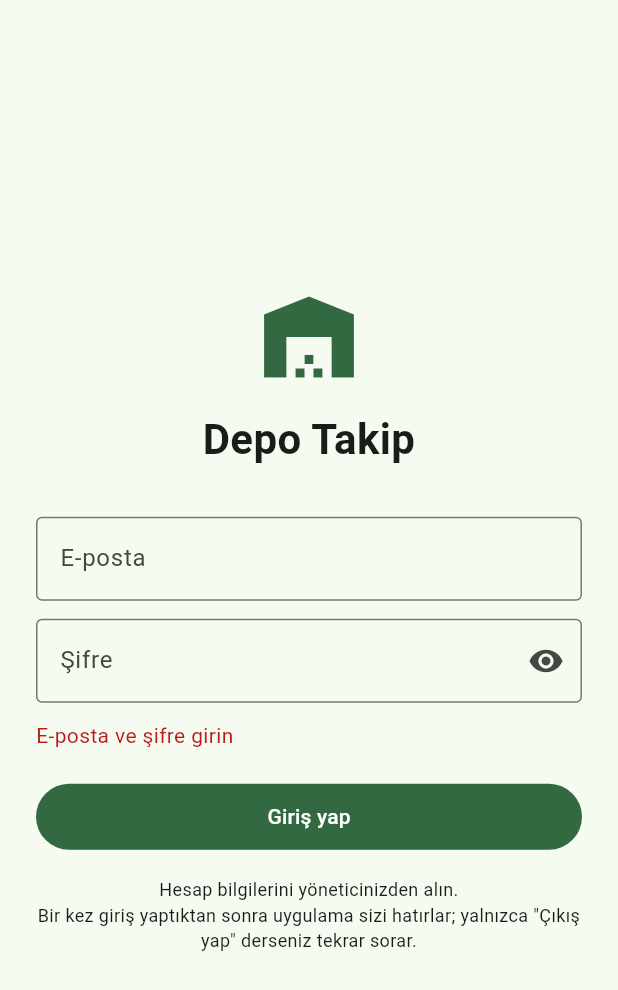
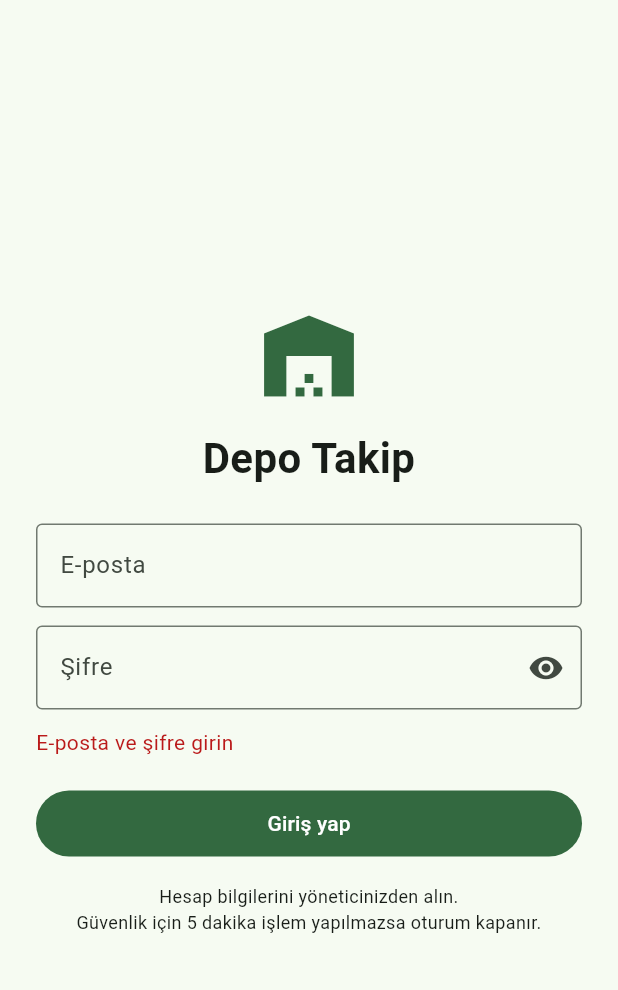
Before and after one commit to Seyfettin7910/DEPO-APP, a Flutter app: the screen it shows after launch, after a tap on "Giriş yap", on a phone screen of 412 x 824 dp. Shown: the top 990 px of the screen. Run offline on Flutter 3.47's test engine with Material 3 defaults, Android fonts, the phone set to English and light mode, and no system bars; our stand-ins replace audioplayers, connectivity_plus, flutter_riverpod, pdf, printing, share_plus and 5 more; missing offline and left inert: excel, mobile_scanner; accounts and stored records are empty.

Commit message:
5 dk hareketsizlikte oturumu kapat, alt menüye tek Çıkış düğmesi (1.9.0)
Co-Authored-By: Claude Opus 5.5 <noreply@anthropic.com>
Claude-Session: https://claude.ai/code/session_013wwrZpJ26x4AyMRRvWJ3zn

```diff
--- a/lib/main.dart
+++ b/lib/main.dart
@@ -5,6 +5,7 @@ import 'package:flutter_riverpod/flutter_riverpod.dart';
 
 import 'database/platform/db_fabrika.dart';
 
+import 'services/oturum_kilidi.dart';
 import 'services/supabase_service.dart';
 import 'screens/giris/auth_gate.dart';
 
@@ -41,6 +42,12 @@ class DepoApp extends StatelessWidget {
       theme: ThemeData(
         colorSchemeSeed: const Color(0xFF2E6F40),
         useMaterial3: true,
+      ),
+      // Her dokunuş "kullanıcı aktif" sayılır (5 dk hareketsizlik kilidi).
+      builder: (context, child) => Listener(
+        behavior: HitTestBehavior.translucent,
+        onPointerDown: (_) => OturumKilidi.instance.etkinlik(),
+        child: child,
       ),
       home: const BaslangicEkrani(),
     );
@@ -81,6 +88,8 @@ class _BaslangicEkraniState extends State<BaslangicEkrani> {
         onTimeout: () => throw TimeoutException(
             'Sunucu bağlantısı hazırlanırken 20 sn içinde yanıt gelmedi'),
       );
+
+      await OturumKilidi.instance.baslat();
 
       if (mounted) setState(() => _hazir = true);
     } catch (e, st) {
--- a/lib/screens/giris/auth_gate.dart
+++ b/lib/screens/giris/auth_gate.dart
@@ -5,6 +5,7 @@ import 'package:flutter_riverpod/flutter_riverpod.dart';
 import 'package:supabase_flutter/supabase_flutter.dart';
 
 import '../../providers/app_providers.dart';
+import '../../services/oturum_kilidi.dart';
 import '../../services/supabase_service.dart';
 import '../home_screen.dart';
 import 'giris_screen.dart';
@@ -59,6 +60,12 @@ class _AuthGateState extends ConsumerState<AuthGate> {
 
   @override
   Widget build(BuildContext context) {
-    return _oturum == null ? const GirisScreen() : const HomeScreen();
+    return ListenableBuilder(
+      listenable: OturumKilidi.instance,
+      builder: (context, _) =>
+          (_oturum == null || OturumKilidi.instance.kilitli)
+              ? const GirisScreen()
+              : const HomeScreen(),
+    );
   }
 }
--- a/lib/screens/giris/giris_screen.dart
+++ b/lib/screens/giris/giris_screen.dart
@@ -3,6 +3,7 @@ import 'package:flutter/services.dart';
 import 'package:shared_preferences/shared_preferences.dart';
 import 'package:supabase_flutter/supabase_flutter.dart';
 
+import '../../services/oturum_kilidi.dart';
 import '../../services/supabase_service.dart';
 
 /// E-posta + şifre ile giriş. Kullanıcılar Supabase panelinden
@@ -70,6 +71,7 @@ class _GirisScreenState extends State<GirisScreen> {
     });
     try {
       await SupabaseService.girisYap(email, sifre);
+      await OturumKilidi.instance.kilidiAc();
       await _emailiHatirla(email);
       // Telefona/tarayıcıya "şifreyi kaydet" teklifini göster.
       TextInput.finishAutofillContext();
@@ -83,7 +85,7 @@ class _GirisScreenState extends State<GirisScreen> {
               : 'Giriş yapılamadı: ${e.message}');
     } catch (_) {
       setState(() => _hata =
-          'Sunucuya ulaşılamadı. İlk giriş için internet bağlantısı gerekir.');
+          'Sunucuya ulaşılamadı. Giriş için internet bağlantısı gerekir.');
     } finally {
       if (mounted) setState(() => _yukleniyor = false);
     }
@@ -109,7 +111,23 @@ class _GirisScreenState extends State<GirisScreen> {
                       textAlign: TextAlign.center,
                       style:
                           TextStyle(fontSize: 28, fontWeight: FontWeight.bold)),
-                  const SizedBox(height: 32),
+                  const SizedBox(height: 24),
+                  if (OturumKilidi.instance.sonSebep != null)
+                    Container(
+                      margin: const EdgeInsets.only(bottom: 16),
+                      padding: const EdgeInsets.all(12),
+                      decoration: BoxDecoration(
+                        color: Theme.of(context).colorScheme.secondaryContainer,
+                        borderRadius: BorderRadius.circular(8),
+                      ),
+                      child: Row(
+                        children: [
+                          const Icon(Icons.lock_clock_outlined),
+                          const SizedBox(width: 8),
+                          Expanded(child: Text(OturumKilidi.instance.sonSebep!)),
+                        ],
+                      ),
+                    ),
                   AutofillGroup(
                     child: Column(
                       crossAxisAlignment: CrossAxisAlignment.stretch,
@@ -158,8 +176,7 @@ class _GirisScreenState extends State<GirisScreen> {
                   const SizedBox(height: 16),
                   const Text(
                     'Hesap bilgilerini yöneticinizden alın.\n'
-                    'Bir kez giriş yaptıktan sonra uygulama sizi hatırlar; '
-                    'yalnızca "Çıkış yap" derseniz tekrar sorar.',
+                    'Güvenlik için 5 dakika işlem yapılmazsa oturum kapanır.',
                     textAlign: TextAlign.center,
                     style: TextStyle(fontSize: 12),
                   ),
--- /dev/null
+++ b/lib/services/oturum_kilidi.dart
@@ -0,0 +1,132 @@
+import 'dart:async';
+
+import 'package:flutter/foundation.dart';
+import 'package:flutter/services.dart';
+import 'package:flutter/widgets.dart';
+import 'package:shared_preferences/shared_preferences.dart';
+
+import 'supabase_service.dart';
+
+/// Hareketsizlikte oturumu kapatır ve giriş ekranını gösterir.
+///
+/// - Uygulama açıkken [sure] boyunca dokunma/tuş yoksa oturum kapanır.
+/// - Uygulama arka planda/kapalıyken [sure] geçtiyse, dönüşte giriş istenir.
+/// - İnternet yokken de çalışır: ekran hemen kilitlenir, sunucudan çıkış
+///   bağlantı gelince denenir. (Tekrar giriş için internet gerekir.)
+class OturumKilidi extends ChangeNotifier with WidgetsBindingObserver {
+  OturumKilidi._();
+  static final OturumKilidi instance = OturumKilidi._();
+
+  /// Hareketsizlik süresi.
+  static const sure = Duration(minutes: 5);
+
+  static const _kilitAnahtari = 'oturum_kilitli';
+  static const _etkinlikAnahtari = 'son_etkinlik_ms';
+
+  bool _kilitli = false;
+  bool get kilitli => _kilitli;
+
+  /// Son kilitlenmenin nedeni (giriş ekranında bilgi olarak gösterilir).
+  String? sonSebep;
+
+  DateTime _sonEtkinlik = DateTime.now();
+  DateTime _sonKayit = DateTime.fromMillisecondsSinceEpoch(0);
+  Timer? _zamanlayici;
+  bool _basladi = false;
+
+  bool get _girisVar =>
+      SupabaseService.client.auth.currentSession != null && !_kilitli;
+
+  /// Açılışta bir kez çağrılır (Supabase hazırlandıktan sonra).
+  Future<void> baslat() async {
+    if (_basladi) return;
+    _basladi = true;
+    try {
+      final prefs = await SharedPreferences.getInstance();
+      _kilitli = prefs.getBool(_kilitAnahtari) ?? false;
+      final ms = prefs.getInt(_etkinlikAnahtari);
+      if (ms != null) _sonEtkinlik = DateTime.fromMillisecondsSinceEpoch(ms);
+    } catch (_) {}
+
+    // Uygulama kapalıyken süre dolduysa doğrudan giriş iste.
+    if (_girisVar && DateTime.now().difference(_sonEtkinlik) > sure) {
+      await kilitle(sebep: _zamanAsimiMesaji);
+    } else {
+      etkinlik();
+    }
+
+    WidgetsBinding.instance.addObserver(this);
+    HardwareKeyboard.instance.addHandler(_tusBasildi);
+    _zamanlayici =
+        Timer.periodic(const Duration(seconds: 15), (_) => _denetle());
+  }
+
+  static const _zamanAsimiMesaji =
+      '5 dakika işlem yapılmadığı için oturum kapandı. Tekrar giriş yapın.';
+
+  /// Kullanıcı ekrana dokunduğunda / tuşa bastığında çağrılır.
+  void etkinlik() {
+    if (_kilitli) return;
+    _sonEtkinlik = DateTime.now();
+    // Diske en fazla 20 sn'de bir yaz.
+    if (_sonEtkinlik.difference(_sonKayit) > const Duration(seconds: 20)) {
+      _sonKayit = _sonEtkinlik;
+      _kaydet();
+    }
+  }
+
+  bool _tusBasildi(KeyEvent e) {
+    etkinlik(); // USB barkod okuyucu da klavye gibi yazar
+    return false;
+  }
+
+  void _denetle() {
+    if (_girisVar && DateTime.now().difference(_sonEtkinlik) > sure) {
+      kilitle(sebep: _zamanAsimiMesaji);
+    }
+  }
+
+  @override
+  void didChangeAppLifecycleState(AppLifecycleState state) {
+    if (state == AppLifecycleState.resumed) {
+      _denetle();
+    } else if (state == AppLifecycleState.paused ||
+        state == AppLifecycleState.hidden) {
+      _sonKayit = _sonEtkinlik;
+      _kaydet();
+    }
+  }
+
+  /// Oturumu kapatır ve giriş ekranına döner. İnternet yoksa bile ekran
+  /// kilitlenir; sunucudaki oturum kapatma denemesi arka planda yapılır.
+  Future<void> kilitle({String? sebep}) async {
+    sonSebep = sebep;
+    _kilitli = true;
+    notifyListeners();
+    await _kaydet();
+    try {
+      await SupabaseService.cikisYap().timeout(const Duration(seconds: 8));
+    } catch (e) {
+      debugPrint('Sunucudan çıkış yapılamadı (kilit yine de aktif): $e');
+    }
+  }
+
+  /// Başarılı girişten sonra çağrılır.
+  Future<void> kilidiAc() async {
+    _kilitli = false;
+    sonSebep = null;
+    _sonEtkinlik = DateTime.now();
+    _sonKayit = _sonEtkinlik;
+    notifyListeners();
+    await _kaydet();
+  }
+
+  Future<void> _kaydet() async {
+    try {
+      final prefs = await SharedPreferences.getInstance();
+      await prefs.setBool(_kilitAnahtari, _kilitli);
+      await prefs.setInt(
+          _etkinlikAnahtari, _sonEtkinlik.millisecondsSinceEpoch);
+    } catch (_) {}
+  }
+}
--- a/pubspec.yaml
+++ b/pubspec.yaml
@@ -1,7 +1,7 @@
 name: depo_app
 description: Çok kullanıcılı, çoklu depo stok ve kullanım takip uygulaması (iOS / Android / Windows / Web)
 publish_to: 'none'
-version: 1.8.1+14
+version: 1.9.0+15
 
 environment:
   sdk: '>=3.3.0 <4.0.0'
```
Also changed, not shown: lib/screens/home_screen.dart (+13 -2 lines), lib/widgets/sync_durum_dugmesi.dart (+28 -23 lines), 1 other file.
